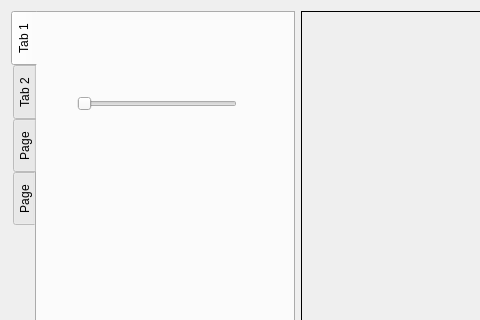
Above: QT_Mark/ImageProcessInterface.ui from philoasd/QT_Mark_test before the change; both pictures show x 0 to 480 and y 0 to 320 of the 974 by 671 pixel window. Below: the same form after it.
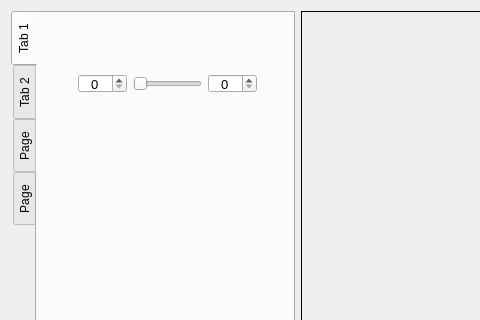
That is the form after the change. Custom widgets are drawn as their Qt base class.

Diff of the .ui file:
```diff
--- a/QT_Mark/ImageProcessInterface.ui
+++ b/QT_Mark/ImageProcessInterface.ui
@@ -31,18 +31,54 @@
         <attribute name="title">
          <string>Tab 1</string>
         </attribute>
-        <widget class="QxtSpanSlider" name="horizontalSlider_Threshold">
+        <widget class="QWidget" name="">
          <property name="geometry">
           <rect>
-           <x>40</x>
-           <y>80</y>
-           <width>160</width>
-           <height>22</height>
+           <x>30</x>
+           <y>50</y>
+           <width>201</width>
+           <height>41</height>
           </rect>
          </property>
-         <property name="orientation">
-          <enum>Qt::Horizontal</enum>
-         </property>
+         <layout class="QHBoxLayout" name="horizontalLayout_3" stretch="2,0,2">
+          <item>
+           <widget class="QSpinBox" name="spinBox_leftThreshold">
+            <property name="font">
+             <font>
+              <pointsize>10</pointsize>
+             </font>
+            </property>
+            <property name="alignment">
+             <set>Qt::AlignCenter</set>
+            </property>
+            <property name="maximum">
+             <number>255</number>
+            </property>
+           </widget>
+          </item>
+          <item>
+           <widget class="QxtSpanSlider" name="horizontalSlider_Threshold">
+            <property name="orientation">
+             <enum>Qt::Horizontal</enum>
+            </property>
+           </widget>
+          </item>
+          <item>
+           <widget class="QSpinBox" name="spinBox_rightThreshold">
+            <property name="font">
+             <font>
+              <pointsize>10</pointsize>
+             </font>
+            </property>
+            <property name="alignment">
+             <set>Qt::AlignCenter</set>
+            </property>
+            <property name="maximum">
+             <number>255</number>
+            </property>
+           </widget>
+          </item>
+         </layout>
         </widget>
        </widget>
        <widget class="QWidget" name="tab_Calibration">
```
